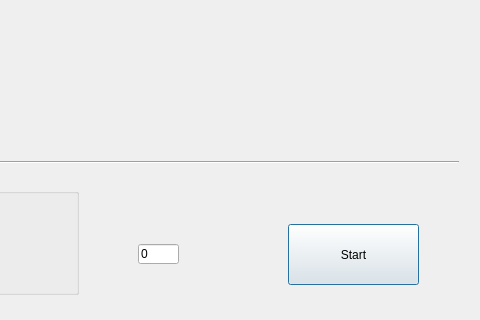
This is chesster/gui/res/calibration_dialog_vbc.ui in AKJ7/chesster as Qt 5 draws it before an edit; both pictures show x 712 to 1192 and y 596 to 916 of the 1192 by 916 pixel window. The edited form follows.
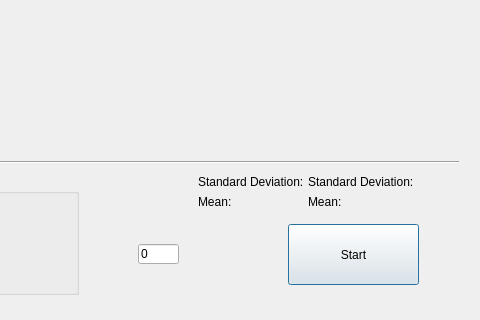
This is the edited form.

The edit to the form file:
```diff
--- a/chesster/gui/res/calibration_dialog_vbc.ui
+++ b/chesster/gui/res/calibration_dialog_vbc.ui
@@ -133,6 +133,58 @@
     <enum>Qt::Horizontal</enum>
    </property>
   </widget>
+  <widget class="QLabel" name="label_deviation">
+   <property name="geometry">
+    <rect>
+     <x>910</x>
+     <y>770</y>
+     <width>121</width>
+     <height>16</height>
+    </rect>
+   </property>
+   <property name="text">
+    <string>Standard Deviation: </string>
+   </property>
+  </widget>
+  <widget class="QLabel" name="label_mean">
+   <property name="geometry">
+    <rect>
+     <x>910</x>
+     <y>790</y>
+     <width>121</width>
+     <height>16</height>
+    </rect>
+   </property>
+   <property name="text">
+    <string>Mean:</string>
+   </property>
+  </widget>
+  <widget class="QLabel" name="label_deviation_text">
+   <property name="geometry">
+    <rect>
+     <x>1020</x>
+     <y>770</y>
+     <width>151</width>
+     <height>16</height>
+    </rect>
+   </property>
+   <property name="text">
+    <string>Standard Deviation: </string>
+   </property>
+  </widget>
+  <widget class="QLabel" name="label_mean_text">
+   <property name="geometry">
+    <rect>
+     <x>1020</x>
+     <y>790</y>
+     <width>151</width>
+     <height>16</height>
+    </rect>
+   </property>
+   <property name="text">
+    <string>Mean:</string>
+   </property>
+  </widget>
  </widget>
  <resources/>
  <connections/>
```
